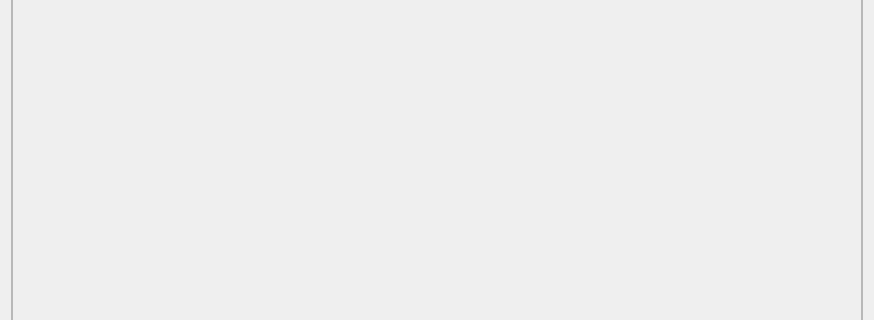
KazukiHigashi/visualize_synergy, file mount_point/gui_synergy_slider/uis/SynergySlider.ui: the form before one commit; both pictures show x 0 to 874 and y 223 to 543 of the 874 by 693 pixel window.
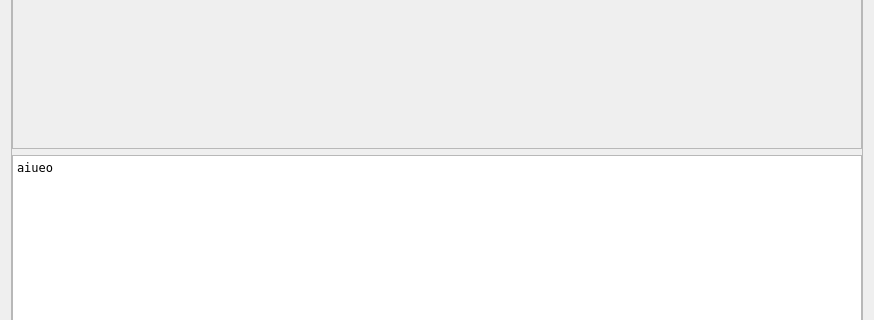
The form after the commit.

Diff of the .ui file:
```diff
--- a/mount_point/gui_synergy_slider/uis/SynergySlider.ui
+++ b/mount_point/gui_synergy_slider/uis/SynergySlider.ui
@@ -25,7 +25,7 @@
   <layout class="QGridLayout" name="gridLayout_2">
    <item row="0" column="0">
     <layout class="QGridLayout" name="gridLayout">
-     <item row="0" column="0">
+     <item row="1" column="0">
       <widget class="QFrame" name="frame">
        <property name="frameShape">
         <enum>QFrame::StyledPanel</enum>
@@ -137,7 +137,7 @@
              <x>0</x>
              <y>0</y>
              <width>850</width>
-             <height>609</height>
+             <height>301</height>
             </rect>
            </property>
            <property name="minimumSize">
@@ -169,6 +169,33 @@
           </widget>
          </widget>
         </item>
+        <item>
+         <layout class="QHBoxLayout" name="horizontalLayout_8">
+          <item>
+           <widget class="QTextEdit" name="synergyVectorViewer">
+            <property name="sizePolicy">
+             <sizepolicy hsizetype="Expanding" vsizetype="Expanding">
+              <horstretch>0</horstretch>
+              <verstretch>5</verstretch>
+             </sizepolicy>
+            </property>
+            <property name="font">
+             <font>
+              <family>DejaVu Sans Mono</family>
+              <pointsize>8</pointsize>
+             </font>
+            </property>
+            <property name="html">
+             <string>&lt;!DOCTYPE HTML PUBLIC &quot;-//W3C//DTD HTML 4.0//EN&quot; &quot;http://www.w3.org/TR/REC-html40/strict.dtd&quot;&gt;
+&lt;html&gt;&lt;head&gt;&lt;meta name=&quot;qrichtext&quot; content=&quot;1&quot; /&gt;&lt;style type=&quot;text/css&quot;&gt;
+p, li { white-space: pre-wrap; }
+&lt;/style&gt;&lt;/head&gt;&lt;body style=&quot; font-family:'DejaVu Sans Mono'; font-size:8pt; font-weight:400; font-style:normal;&quot;&gt;
+&lt;p style=&quot; margin-top:0px; margin-bottom:0px; margin-left:0px; margin-right:0px; -qt-block-indent:0; text-indent:0px;&quot;&gt;&lt;span style=&quot; font-family:'Sans Serif'; font-size:9pt;&quot;&gt;aiueo&lt;/span&gt;&lt;/p&gt;&lt;/body&gt;&lt;/html&gt;</string>
+            </property>
+           </widget>
+          </item>
+         </layout>
+        </item>
        </layout>
       </widget>
      </item>
```
